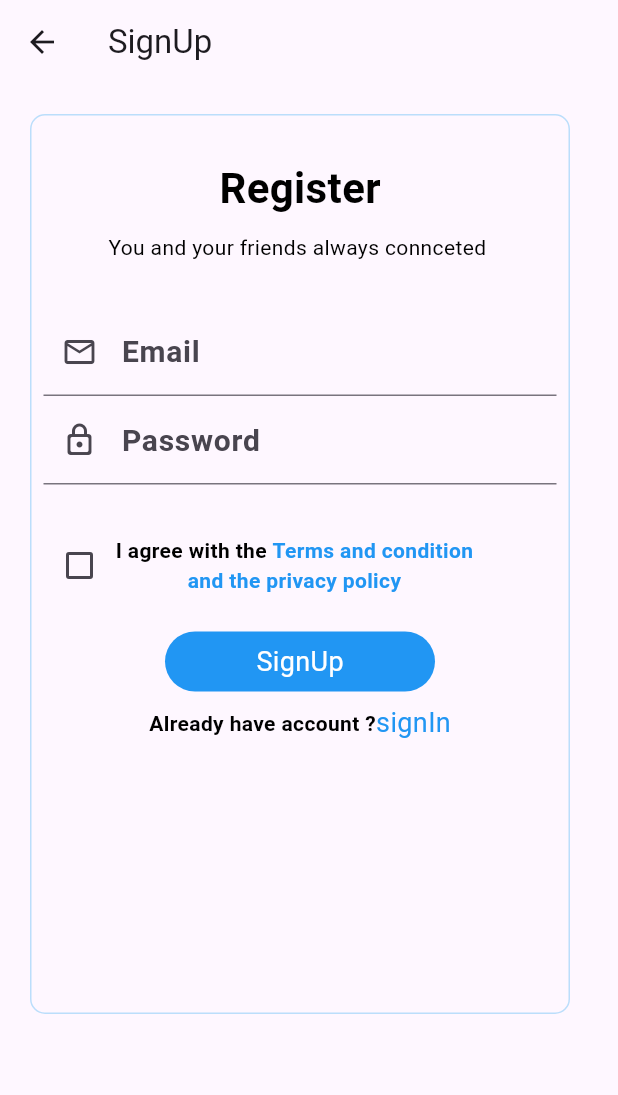
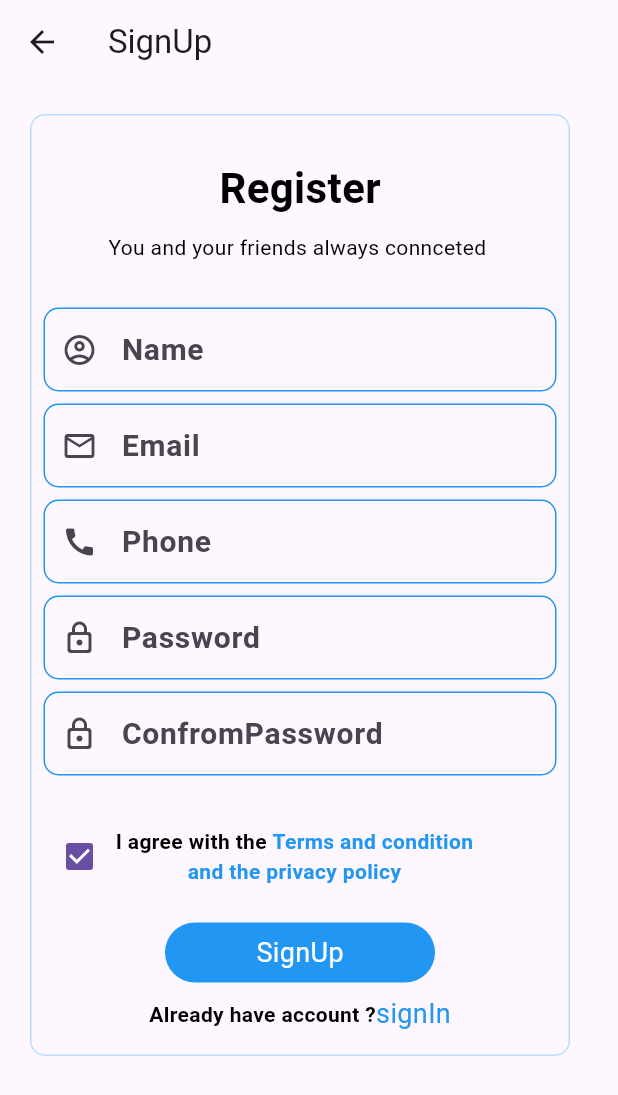
Before and after one commit to harshdusane2103/Chat_App, a Flutter app: the GetStartScreeen screen opened by its route, after a tap on "SignUp", on a phone screen of 412 x 824 dp. Shown: the top 1095 px of the screen. Run offline on Flutter 3.47's test engine with Material 3 defaults, Android fonts, the phone set to English and light mode, and no system bars; our stand-ins replace cloud_firestore, firebase_auth, firebase_core, get, google_sign_in, sign_in_button; accounts and stored records are empty.

Commit message:
12-09-2024

```diff
--- a/lib/Controller/auth_controller.dart
+++ b/lib/Controller/auth_controller.dart
@@ -1,9 +1,12 @@
 import 'package:flutter/cupertino.dart';
 import 'package:get/get.dart';
 
-class AuthController extends GetxController
+class Authcontroller extends GetxController
 {
   TextEditingController txtEmail=TextEditingController();
   TextEditingController txtPassword=TextEditingController();
+  TextEditingController txtName=TextEditingController();
+  TextEditingController txtPhone=TextEditingController();
+  TextEditingController txtConfirmPassword=TextEditingController();
 
 }
--- /dev/null
+++ b/lib/Modal/user_modal.dart
@@ -0,0 +1,22 @@
+class UserModel {
+  String? name, email, image, phone, token;
+
+  UserModel({required this.name, required this.email,required this.image, required this.phone, required this.token});
+  factory UserModel.fromMap(Map m1)
+  {
+    return UserModel(name:m1['name'], email: m1['email'], image: m1['image'], phone: m1['phone'], token: m1['token']);
+
+  }
+  Map<String, String?> toMap(UserModel user)
+  {
+    return{
+      'name':user.name,
+      'email':user.email,
+      'image':user.image,
+      'phone':user.phone,
+      'token':user.token,
+
+    };
+  }
+
+}
--- /dev/null
+++ b/lib/Services/cloud_firestroe_service.dart
@@ -0,0 +1,22 @@
+import 'package:chat_app/Modal/user_modal.dart';
+import 'package:cloud_firestore/cloud_firestore.dart';
+
+
+class CloudFireStoreService {
+  // collection :doc-set-update/add
+  CloudFireStoreService._();
+
+  static CloudFireStoreService cloudFireStoreService =
+      CloudFireStoreService._();
+  FirebaseFirestore fireStore = FirebaseFirestore.instance;
+
+  void insertUserIntoFireStore(UserModel user)    {
+       fireStore.collection("user").doc(user.email).set({
+      'email': user.email,
+      'name': user.name,
+      'phone': user.phone,
+      'image': user.image,
+      'token': user.token,
+    });
+  }
+}
--- a/lib/main.dart
+++ b/lib/main.dart
@@ -3,6 +3,7 @@ import 'package:chat_app/view/Auth/auth_manger.dart';
 import 'package:chat_app/view/Auth/get_start.dart';
 import 'package:chat_app/view/Auth/singin.dart';
 import 'package:chat_app/view/Home/home.dart';
+import 'package:chat_app/view/splash/splash.dart';
 import 'package:firebase_core/firebase_core.dart';
 import 'package:flutter/material.dart';
 import 'package:get/get.dart';
@@ -25,7 +26,8 @@ class MyApp extends StatelessWidget {
     return GetMaterialApp(
       debugShowCheckedModeBanner: false,
       getPages: [
-        GetPage(name: '/', page:()=>GetStartScreeen()),
+        GetPage(name: '/', page:()=>SplashScreen()),
+        GetPage(name: '/start', page:()=>GetStartScreeen()),
         GetPage(name: '/auth', page:()=>AuthManger()),
         GetPage(name: '/singIn', page:()=>SingIn()),
         GetPage(name: '/singUp', page:()=>SignUp()),
--- a/lib/view/Auth/Singup.dart
+++ b/lib/view/Auth/Singup.dart
@@ -1,13 +1,16 @@
 import 'package:chat_app/Controller/auth_controller.dart';
+import 'package:chat_app/Modal/user_modal.dart';
 import 'package:chat_app/Services/auth_services.dart';
+import 'package:chat_app/Services/cloud_firestroe_service.dart';
 import 'package:chat_app/view/Auth/singin.dart';
 import 'package:chat_app/view/Home/home.dart';
+
 import 'package:flutter/material.dart';
 import 'package:get/get.dart';
 
-bool ischeck = false;
+bool isCheck = true;
 
-var controller = Get.put(AuthController());
+var controller = Get.put(Authcontroller());
 
 class SignUp extends StatelessWidget {
   const SignUp({super.key});
@@ -24,7 +27,7 @@ class SignUp extends StatelessWidget {
           children: [
             Container(
               margin: EdgeInsets.all(20),
-              height: 600,
+              height: 628,
               width: 360,
               decoration: BoxDecoration(
                   border: Border.all(
@@ -60,8 +63,26 @@ class SignUp extends StatelessWidget {
                       height: 30,
                     ),
                     TextField(
+                      controller: controller.txtName,
+                      decoration: InputDecoration(
+                         enabledBorder: OutlineInputBorder(borderSide: BorderSide(color: Colors.blue,width: 1),borderRadius: BorderRadius.circular(10)),
+                         focusedBorder: OutlineInputBorder(borderSide: BorderSide(color: Colors.blue,width: 2),borderRadius: BorderRadius.circular(10)),
+
+                          labelText: 'Name',
+                          labelStyle: TextStyle(
+                              fontWeight: FontWeight.bold, fontSize: 20),
+                          prefixIcon: Icon(
+                            Icons.account_circle_outlined,
+                          )),
+                    ),
+                    SizedBox(height: 8,),
+
+
+                    TextField(
                       controller: controller.txtEmail,
                       decoration: InputDecoration(
+                          enabledBorder: OutlineInputBorder(borderSide: BorderSide(color: Colors.blue,width: 1),borderRadius: BorderRadius.circular(10)),
+                          focusedBorder: OutlineInputBorder(borderSide: BorderSide(color: Colors.blue,width: 2),borderRadius: BorderRadius.circular(10)),
                           labelText: 'Email',
                           labelStyle: TextStyle(
                               fontWeight: FontWeight.bold, fontSize: 20),
@@ -69,10 +90,39 @@ class SignUp extends StatelessWidget {
                             Icons.email_outlined,
                           )),
                     ),
+                    SizedBox(height: 8,),
+                    TextField(
+                      controller: controller.txtPhone,
+                      decoration: InputDecoration(
+                          enabledBorder: OutlineInputBorder(borderSide: BorderSide(color: Colors.blue,width: 1),borderRadius: BorderRadius.circular(10)),
+                          focusedBorder: OutlineInputBorder(borderSide: BorderSide(color: Colors.blue,width: 2),borderRadius: BorderRadius.circular(10)),
+                          labelText: 'Phone',
+                          labelStyle: TextStyle(
+                              fontWeight: FontWeight.bold, fontSize: 20),
+                          prefixIcon: Icon(
+                            Icons.call,
+                          )),
+                    ),
+                    SizedBox(height: 8,),
                     TextField(
                       controller: controller.txtPassword,
                       decoration: InputDecoration(
+                          enabledBorder: OutlineInputBorder(borderSide: BorderSide(color: Colors.blue,width: 1),borderRadius: BorderRadius.circular(10)),
+                          focusedBorder: OutlineInputBorder(borderSide: BorderSide(color: Colors.blue,width: 2),borderRadius: BorderRadius.circular(10)),
                           labelText: 'Password',
+                          labelStyle: TextStyle(
+                              fontWeight: FontWeight.bold, fontSize: 20),
+                          prefixIcon: Icon(
+                            Icons.lock_outline_rounded,
+                          )),
+                    ),
+                    SizedBox(height: 8,),
+                    TextField(
+                      controller: controller.txtConfirmPassword,
+                      decoration: InputDecoration(
+                          enabledBorder: OutlineInputBorder(borderSide: BorderSide(color: Colors.blue,width: 1),borderRadius: BorderRadius.circular(10)),
+                          focusedBorder: OutlineInputBorder(borderSide: BorderSide(color: Colors.blue,width: 2),borderRadius: BorderRadius.circular(10)),
+                          labelText: 'ConfromPassword',
                           labelStyle: TextStyle(
                               fontWeight: FontWeight.bold, fontSize: 20),
                           prefixIcon: Icon(
@@ -85,7 +135,7 @@ class SignUp extends StatelessWidget {
                     Row(
                       children: [
                         Checkbox(
-                          value: ischeck,
+                          value: isCheck,
                           onChanged: (value) {},
                         ),
                         Column(
@@ -95,33 +145,51 @@ class SignUp extends StatelessWidget {
                                 Text(
                                   'I agree with the ',
                                   style: TextStyle(
-                                     color: Colors.black, fontWeight: FontWeight.bold),
+                                      color: Colors.black,
+                                      fontWeight: FontWeight.bold),
                                 ),
                                 Text(
                                   'Terms and condition  ',
-                                 style: TextStyle(color: Colors.blue, fontWeight: FontWeight.bold),
+                                  style: TextStyle(
+                                      color: Colors.blue,
+                                      fontWeight: FontWeight.bold),
                                 ),
                               ],
                             ),
                             Text(
                               'and the privacy policy  ',
-                             style: TextStyle(color: Colors.blue,fontWeight: FontWeight.bold ),
+                              style: TextStyle(
+                                  color: Colors.blue,
+                                  fontWeight: FontWeight.bold),
                             ),
                           ],
                         )
                       ],
                     ),
-                    SizedBox(height: 20,),
+                    SizedBox(
+                      height: 20,
+                    ),
+                    GestureDetector(
+                      onTap: () async {
+                        if (controller.txtPassword.text == controller.txtConfirmPassword.text) {
+                           await AuthService.authService.createAccountWithEmailAndPassword(controller.txtEmail.text, controller.txtPassword.text);
+                          UserModel user = UserModel(
+                              name: controller.txtName.text,
+                              email:controller.txtEmail.text,
+                              image:"https://png.pngtree.com/png-clipart/20231019/original/pngtree-user-profile-avatar-png-image_13369988.png",
+                              phone: controller.txtPhone.text,
+                              token: "--------------------");
 
-                    GestureDetector(
-                      onTap: () {
-                        AuthService.authService
-                            .createAccountWithEmailAndPassword(
-                                controller.txtEmail.text,
-                                controller.txtPassword.text);
+                        CloudFireStoreService.cloudFireStoreService.insertUserIntoFireStore(user);
+                         // Get.back();
+
+                          Get.offAll(HomeScreen());
                           controller.txtEmail.clear();
                           controller.txtPassword.clear();
-                        Get.offAll(HomeScreen());
+                          controller.txtName.clear();
+                          controller.txtPhone.clear();
+                          controller.txtConfirmPassword.clear();
+                        }
                       },
                       child: Container(
                         height: 40,
--- a/lib/view/Auth/get_start.dart
+++ b/lib/view/Auth/get_start.dart
@@ -56,7 +56,7 @@ class GetStartScreeen extends StatelessWidget {
             ],
           ),
           SizedBox(
-            height:20,
+            height:60,
           ),
 
           GestureDetector(
@@ -64,7 +64,7 @@ class GetStartScreeen extends StatelessWidget {
               Get.toNamed('/singUp');
             },
             child: Container(
-              height: 40,
+              height: 50,
               width: 180,
               decoration: BoxDecoration(
                 borderRadius: BorderRadius.circular(20),
@@ -78,14 +78,14 @@ class GetStartScreeen extends StatelessWidget {
             ),
           ),
           SizedBox(
-            height: 10,
+            height: 20,
           ),
           GestureDetector(
             onTap: () async {
               Get.toNamed('/singIn');
             },
             child: Container(
-              height: 40,
+              height: 50,
               width: 180,
               decoration: BoxDecoration(
                 color: Colors.white,
--- a/pubspec.yaml
+++ b/pubspec.yaml
@@ -40,6 +40,8 @@ dependencies:
   get: ^4.6.6
   sign_in_button: ^3.2.0
   google_sign_in: ^6.2.1
+  cloud_firestore: ^5.4.0
+
 
 
 dev_dependencies:
@@ -70,6 +72,8 @@ flutter:
   #   - images/a_dot_ham.jpeg
   assets:
     - assets/image/sp.png
+    - assets/image/logo.png
+    - assets/image/logo1.png
 
   # An image asset can refer to one or more resolution-specific "variants", see
   # https://flutter.dev/to/resolution-aware-images
```
Also changed, not shown: lib/view/Auth/singin.dart (+16 -2 lines), lib/view/splash/splash.dart (added, +39 -0 lines), assets/image/logo.png (added), assets/image/logo1.png (added), pubspec.lock, 3 other files. Lines whose indentation alone changed are shown as unchanged.
